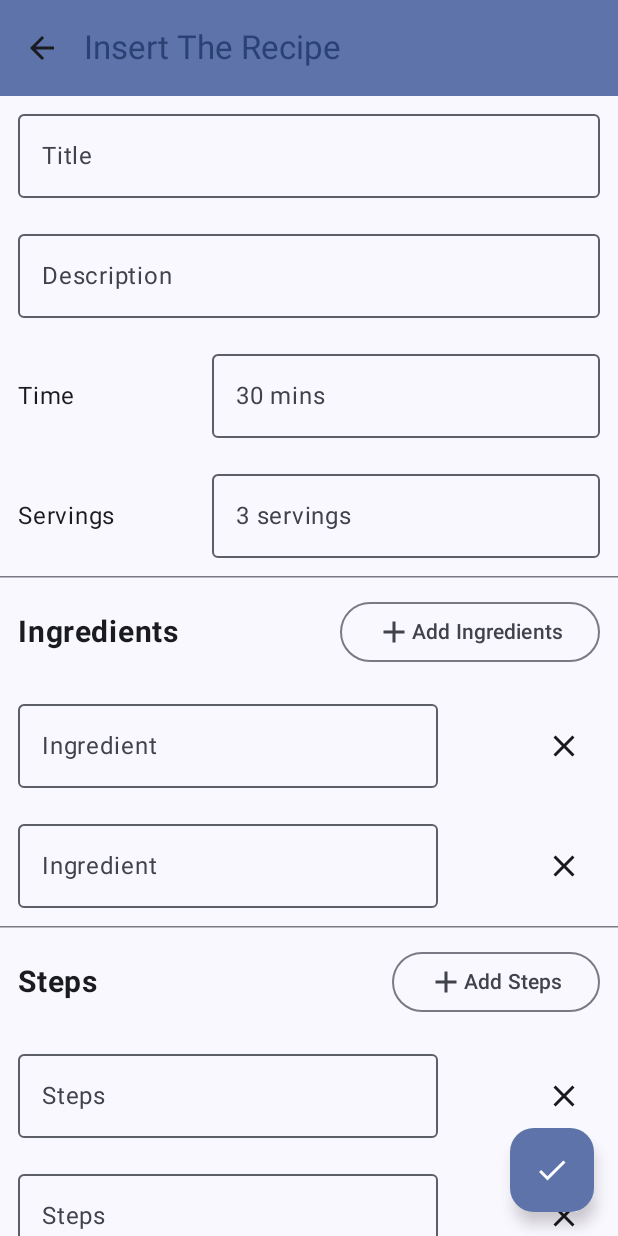
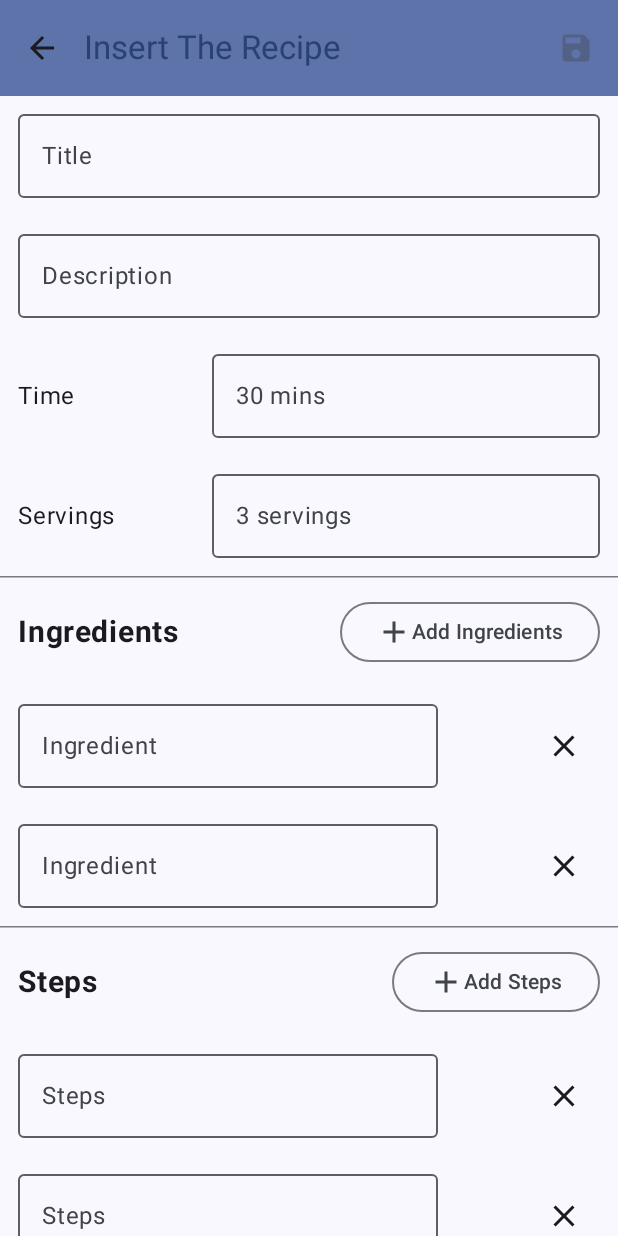
Before and after one commit to LinaXue/RecipeList, an Android app built with Jetpack Compose: the RecipeInsertScreen screen opened through its navigation route, on a phone screen of 412 x 824 dp. Run offline under Robolectric (Android 15) with nearby library versions, the phone set to English and light mode, and no system bars.

Commit message:
feat: Update UI
因應 Room table 'recipes' 欄位更動
修改 RecipeDetailsScreen UI顯示
同時更新 TopAppBar UI

調整項目:
1. RecipeDetailsScreen.kt 改版，以顯示 ingredients 與 steps
2. RecipeListTopAppBar 新增 action:
  - searchButton: HomeScreen
  - saveButton: RecipeInsertScreen, RecipeEditScreen
  - deleteButton: RecipeDetailsScreen
3. fun validateInput() 改為 public

```diff
--- a/app/src/main/java/com/demo/recipelist/RecipeListApp.kt
+++ b/app/src/main/java/com/demo/recipelist/RecipeListApp.kt
@@ -2,6 +2,8 @@ package com.demo.recipelist
 
 import androidx.compose.material.icons.Icons
 import androidx.compose.material.icons.automirrored.filled.ArrowBack
+import androidx.compose.material.icons.filled.Delete
+import androidx.compose.material.icons.filled.Search
 import androidx.compose.material3.ExperimentalMaterial3Api
 import androidx.compose.material3.Icon
 import androidx.compose.material3.IconButton
@@ -10,9 +12,13 @@ import androidx.compose.material3.Text
 import androidx.compose.material3.TopAppBar
 import androidx.compose.material3.TopAppBarDefaults
 import androidx.compose.runtime.Composable
+import androidx.compose.ui.res.painterResource
+import androidx.compose.ui.tooling.preview.Preview
 import androidx.navigation.NavHostController
 import androidx.navigation.compose.rememberNavController
+import com.demo.recipelist.ui.HomeScreen
 import com.demo.recipelist.ui.navigation.RecipeListNavHost
+import com.demo.recipelist.ui.theme.RecipeListTheme
 
 @Composable
 fun RecipeListApp(navController: NavHostController = rememberNavController()) {
@@ -25,6 +31,13 @@ fun RecipeListTopAppBar(
     title: String,
     canNavigateBack: Boolean,
     navigateUp: () -> Unit = {},
+    saveButton: Boolean = false,
+    saveEnable: Boolean = false,
+    onSaveClick: () -> Unit = {},
+    deleteButton: Boolean = false,
+    onDeleteClick: () -> Unit = {},
+    searchButton: Boolean = false,
+    onSearchClick: () -> Unit = {}
 ) {
     TopAppBar(
         title = { Text(title) },
@@ -41,6 +54,50 @@ fun RecipeListTopAppBar(
                     )
                 }
             }
+        },
+        actions = {
+            if (searchButton) {
+                IconButton(onClick = onSearchClick) {
+                    Icon(
+                        imageVector = Icons.Filled.Search,
+                        contentDescription = "Search"
+                    )
+                }
+            }
+            if (saveButton) {
+                IconButton(
+                    onClick = onSaveClick,
+                    enabled = saveEnable,
+                ) {
+                    Icon(
+                        painter = painterResource(R.drawable.baseline_save_24),
+                        contentDescription = "Save"
+                    )
+                }
+            }
+            if (deleteButton) {
+                IconButton(onClick = onDeleteClick) {
+                    Icon(
+                        imageVector = Icons.Filled.Delete,
+                        contentDescription = "Delete"
+                    )
+                }
+            }
         }
     )
 }
+
+@Preview(apiLevel = 33, showBackground = true)
+@Composable
+fun RecipeListTopAppBarPreview() {
+    RecipeListTheme {
+        RecipeListTopAppBar(
+            title = "TEST Screen",
+            canNavigateBack = true,
+            searchButton = true,
+            saveButton = true,
+            saveEnable = false,
+            deleteButton = true
+        )
+    }
+}
--- a/app/src/main/java/com/demo/recipelist/ui/HomeScreen.kt
+++ b/app/src/main/java/com/demo/recipelist/ui/HomeScreen.kt
@@ -52,9 +52,12 @@ fun HomeScreen(
     Scaffold(
         topBar = {
             RecipeListTopAppBar(
-            title = stringResource(HomeDestination.titleRes),
-            canNavigateBack = false
-        ) },
+                title = stringResource(HomeDestination.titleRes),
+                canNavigateBack = false,
+                searchButton = true,
+                onSearchClick = { /*TODO*/ }
+            )
+        },
         floatingActionButton = {
             FloatingActionButton(onClick = { navigateToRecipeInsert() }) {
                 Icon(imageVector = Icons.Filled.Add, contentDescription = "Add the recipe.")
--- a/app/src/main/java/com/demo/recipelist/ui/screen/RecipeInsertScreen.kt
+++ b/app/src/main/java/com/demo/recipelist/ui/screen/RecipeInsertScreen.kt
@@ -69,21 +69,17 @@ fun RecipeInsertScreen(
             RecipeListTopAppBar(
                 title = stringResource(InsertDestination.titleRes),
                 canNavigateBack = canNavigateBack,
-                navigateUp = onNavigateUp
-            )
-        },
-        floatingActionButton = {
-            FloatingActionButton(
-                onClick = {
+                navigateUp = onNavigateUp,
+                saveButton = true,
+                saveEnable = viewModel.validateInput(),
+                onSaveClick = {
                     coroutineScope.launch {
                         viewModel.insertRecipe()
                         navigateBack()
                     }
-                },
-            ) {
-                Icon(imageVector = Icons.Filled.Done, contentDescription = "Add the recipe.")
-            }
-        }
+                }
+            )
+        },
     ) {
         RecipeInsertBody(
             recipeUiState = viewModel.recipeUiState,
@@ -94,47 +90,10 @@ fun RecipeInsertScreen(
             stepUiState = viewModel.stepUiState,
             onStepValueChange = viewModel::updateStepUiState,
             onStepRemove = viewModel::deleteStepUiState,
-            onSaveClicked = {
-                coroutineScope.launch {
-                    viewModel.insertRecipe()
-                    navigateBack()
-                }
-            },
             paddingValues = it
         )
     }
 }
-
-//@Composable
-//fun RecipeInsertBodyOld(
-//    recipeUiState: RecipeUiState,
-//    onRecipeValueChange: (RecipeDetails) -> Unit,
-//    onSaveClicked: () -> Unit,
-//    modifier: Modifier = Modifier,
-//    paddingValues: PaddingValues
-//) {
-//    Column(
-//        horizontalAlignment = Alignment.CenterHorizontally,
-//        verticalArrangement = Arrangement.Center,
-//        modifier = modifier.padding(paddingValues)
-//            //.verticalScroll(rememberScrollState())
-//    ) {
-//        RecipeInputForm(
-//            recipeDetails = recipeUiState.recipeDetails,
-//            onValueChange = onRecipeValueChange,
-//        )
-//        Spacer(modifier = modifier.height(16.dp))
-//        // DraggableList("食材")
-//        Spacer(modifier = modifier.height(16.dp))
-//        Button(
-//            onClick = onSaveClicked,
-//            enabled = recipeUiState.isInputValid,
-//            shape = MaterialTheme.shapes.small
-//        ) {
-//            Text(text = stringResource(id = R.string.save_button))
-//        }
-//    }
-//}
 
 @Composable
 fun RecipeInsertBody(
@@ -146,7 +105,6 @@ fun RecipeInsertBody(
     stepUiState: SnapshotStateList<String>,
     onStepValueChange: (Int, String) -> Unit,
     onStepRemove: (String) -> Unit,
-    onSaveClicked: () -> Unit,
     modifier: Modifier = Modifier,
     paddingValues: PaddingValues
 ) {
@@ -341,7 +299,6 @@ fun TestPreview() {
             stepUiState = steps,
             onStepValueChange = { intVal, strVal -> Unit },
             onStepRemove = { },
-            onSaveClicked = { },
             paddingValues = PaddingValues(12.dp)
         )
 //        Column {
--- a/app/src/main/java/com/demo/recipelist/ui/screen/RecipeInsertViewModel.kt
+++ b/app/src/main/java/com/demo/recipelist/ui/screen/RecipeInsertViewModel.kt
@@ -22,11 +22,11 @@ class RecipeInsertViewModel(
     var stepUiState = mutableStateListOf("", "")
         private set
 
-    private fun validateInput(
+    fun validateInput(
         uiState: RecipeDetails = recipeUiState.recipeDetails
     ): Boolean {
         return with(uiState) {
-            title.isNotBlank() && time.isNotBlank()
+            title.isNotBlank() && time.isNotBlank() && servings.isNotBlank()
         }
     }
     private fun validateIngredients(): String {
--- /dev/null
+++ b/app/src/main/res/drawable/baseline_save_24.xml
@@ -0,0 +1,5 @@
+<vector android:height="24dp" android:tint="#000000"
+    android:viewportHeight="24" android:viewportWidth="24"
+    android:width="24dp" xmlns:android="http://schemas.android.com/apk/res/android">
+    <path android:fillColor="@android:color/white" android:pathData="M17,3L5,3c-1.11,0 -2,0.9 -2,2v14c0,1.1 0.89,2 2,2h14c1.1,0 2,-0.9 2,-2L21,7l-4,-4zM12,19c-1.66,0 -3,-1.34 -3,-3s1.34,-3 3,-3 3,1.34 3,3 -1.34,3 -3,3zM15,9L5,9L5,5h10v4z"/>
+</vector>
```
Also changed, not shown: app/src/main/java/com/demo/recipelist/ui/screen/RecipeDetailsScreen.kt (+145 -46 lines), app/src/main/java/com/demo/recipelist/ui/screen/RecipeEditScreen.kt (+11 -8 lines).
